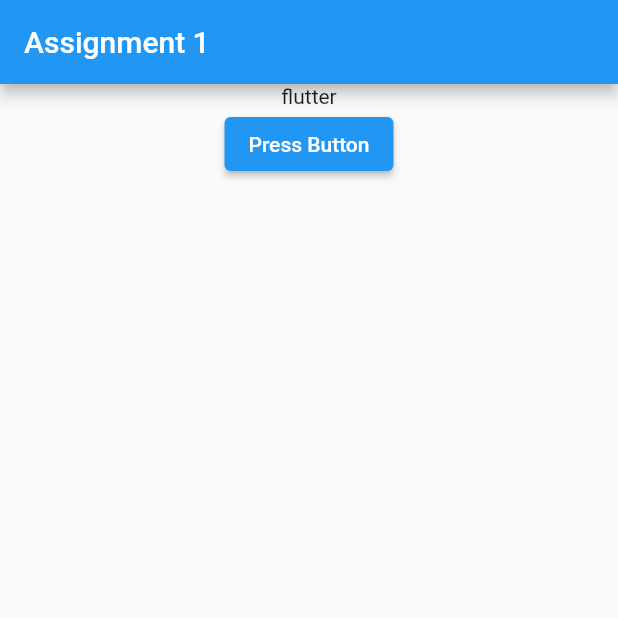
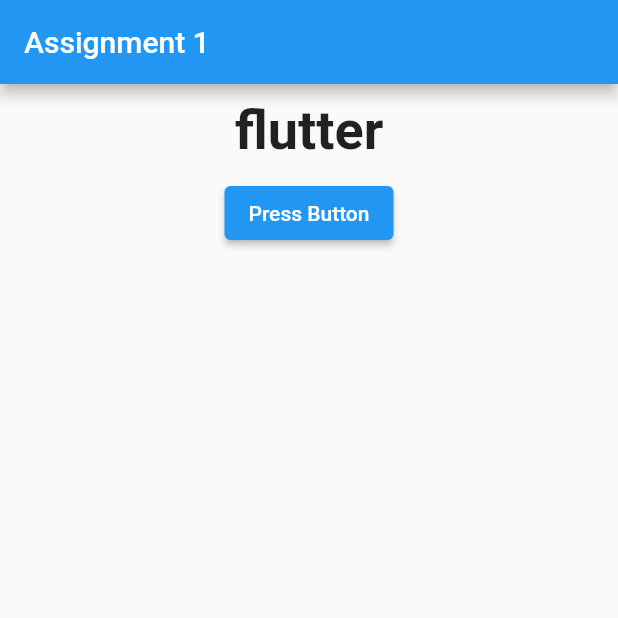
Before and after one commit to flyingKangaroo1/flutter_udemy, a Flutter app: the screen it shows after launch, on a phone screen of 412 x 824 dp, the top half of it. Run offline on Flutter 3.47's test engine with Material 2 defaults, Android fonts, the phone set to English and light mode, and no system bars.

Commit message:
widget refactoring

```diff
--- a/lib/main.dart
+++ b/lib/main.dart
@@ -11,8 +11,6 @@ class MyApp extends StatefulWidget {
 }
 
 class _MyAppState extends State<MyApp> {
-
-
   @override
   Widget build(BuildContext context) {
     return MaterialApp(
--- a/lib/text_control.dart
+++ b/lib/text_control.dart
@@ -28,6 +28,7 @@ class _TextControlState extends State<TextControl> {
   Widget build(BuildContext context) {
     return Column(children: [
       Container(
+        margin: EdgeInsets.all(10),
         width: double.infinity,
         child: TextOutput(_texts[textIndex]),
       ),
--- a/lib/text_output.dart
+++ b/lib/text_output.dart
@@ -8,6 +8,10 @@ class TextOutput extends StatelessWidget {
 
   @override
   Widget build(BuildContext context) {
-    return Text(mainText, textAlign: TextAlign.center);
+    return Text(
+      mainText,
+      style: TextStyle(fontSize: 36, fontWeight: FontWeight.bold),
+      textAlign: TextAlign.center,
+    );
   }
 }
```
